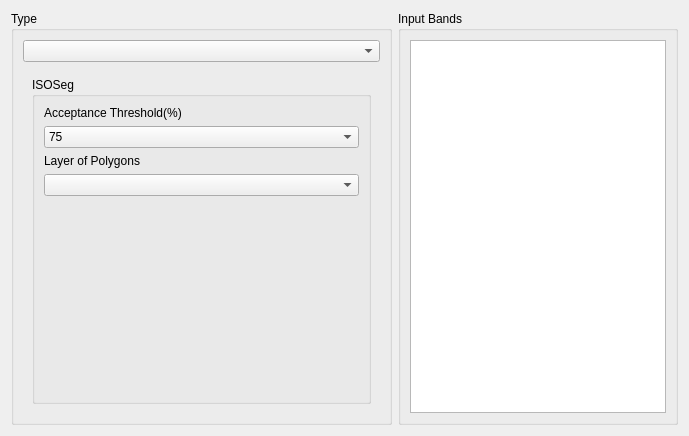
Above: src/terralib/qt/widgets/rp/ui/ClassifierWizardPageForm.ui from claudiobogossian/terralib5 before the change. Below: the same form after it.
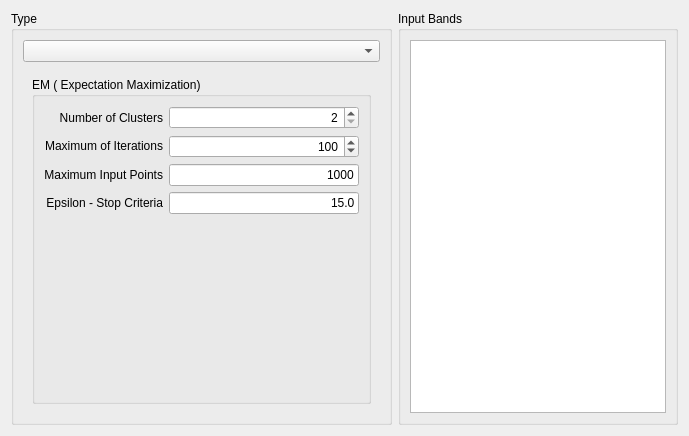
That is the form after the change. The open tabs and pages were chosen to show the change.

```diff
--- a/src/terralib/qt/widgets/rp/ui/ClassifierWizardPageForm.ui
+++ b/src/terralib/qt/widgets/rp/ui/ClassifierWizardPageForm.ui
@@ -287,19 +287,21 @@
                   <property name="title">
                    <string>MAP</string>
                   </property>
-                  <layout class="QGridLayout" name="gridLayout_23">
-                   <item row="0" column="0">
-                    <layout class="QGridLayout" name="gridLayout_22">
-                     <item row="0" column="0">
                       <layout class="QGridLayout" name="gridLayout_21">
                        <item row="0" column="0">
                         <layout class="QGridLayout" name="gridLayout_8">
                          <item row="0" column="0">
-                          <widget class="QLabel" name="label_6">
-                           <property name="text">
-                            <string>Acquire samples</string>
-                           </property>
-                          </widget>
+                      <spacer name="horizontalSpacer_2">
+                       <property name="orientation">
+                        <enum>Qt::Horizontal</enum>
+                       </property>
+                       <property name="sizeHint" stdset="0">
+                        <size>
+                         <width>40</width>
+                         <height>20</height>
+                        </size>
+                       </property>
+                      </spacer>
                          </item>
                          <item row="0" column="1">
                           <widget class="QToolButton" name="m_acquireToolButton">
@@ -314,9 +316,7 @@
                            </property>
                           </widget>
                          </item>
-                        </layout>
-                       </item>
-                       <item row="0" column="1">
+                     <item row="0" column="2">
                         <spacer name="horizontalSpacer">
                          <property name="orientation">
                           <enum>Qt::Horizontal</enum>
@@ -329,6 +329,139 @@
                          </property>
                         </spacer>
                        </item>
+                     <item row="1" column="0" colspan="3">
+                      <widget class="QTableWidget" name="m_mapTableWidget">
+                       <column>
+                        <property name="text">
+                         <string>Color</string>
+                        </property>
+                       </column>
+                       <column>
+                        <property name="text">
+                         <string>Label</string>
+                        </property>
+                       </column>
+                       <column>
+                        <property name="text">
+                         <string>Samples</string>
+                        </property>
+                       </column>
+                      </widget>
+                     </item>
+                    </layout>
+                   </item>
+                  </layout>
+                 </widget>
+                </item>
+               </layout>
+              </widget>
+              <widget class="QWidget" name="page_4">
+               <layout class="QGridLayout" name="gridLayout_26">
+                <item row="0" column="0">
+                 <widget class="QGroupBox" name="groupBox_6">
+                  <property name="title">
+                   <string>EM ( Expectation Maximization)</string>
+                  </property>
+                  <layout class="QGridLayout" name="gridLayout_25">
+                   <item row="0" column="0">
+                    <layout class="QGridLayout" name="gridLayout_22">
+                     <item row="0" column="0">
+                      <layout class="QGridLayout" name="gridLayout_23">
+                       <item row="0" column="0">
+                        <widget class="QLabel" name="label_6">
+                         <property name="text">
+                          <string>Number of Clusters</string>
+                         </property>
+                         <property name="alignment">
+                          <set>Qt::AlignRight|Qt::AlignTrailing|Qt::AlignVCenter</set>
+                         </property>
+                        </widget>
+                       </item>
+                       <item row="1" column="0">
+                        <widget class="QLabel" name="label_7">
+                         <property name="text">
+                          <string>Maximum of Iterations</string>
+                         </property>
+                         <property name="alignment">
+                          <set>Qt::AlignRight|Qt::AlignTrailing|Qt::AlignVCenter</set>
+                         </property>
+                        </widget>
+                       </item>
+                       <item row="2" column="0">
+                        <widget class="QLabel" name="label_8">
+                         <property name="text">
+                          <string>Maximum Input Points</string>
+                         </property>
+                         <property name="alignment">
+                          <set>Qt::AlignRight|Qt::AlignTrailing|Qt::AlignVCenter</set>
+                         </property>
+                        </widget>
+                       </item>
+                       <item row="3" column="0">
+                        <widget class="QLabel" name="label_9">
+                         <property name="text">
+                          <string>Epsilon - Stop Criteria</string>
+                         </property>
+                         <property name="alignment">
+                          <set>Qt::AlignRight|Qt::AlignTrailing|Qt::AlignVCenter</set>
+                         </property>
+                        </widget>
+                       </item>
+                      </layout>
+                     </item>
+                     <item row="0" column="1">
+                      <layout class="QGridLayout" name="gridLayout_24">
+                       <item row="0" column="0">
+                        <widget class="QSpinBox" name="m_emClusterSpinBox">
+                         <property name="alignment">
+                          <set>Qt::AlignRight|Qt::AlignTrailing|Qt::AlignVCenter</set>
+                         </property>
+                         <property name="minimum">
+                          <number>2</number>
+                         </property>
+                         <property name="value">
+                          <number>2</number>
+                         </property>
+                        </widget>
+                       </item>
+                       <item row="1" column="0">
+                        <widget class="QSpinBox" name="m_emIterationsSpinBox">
+                         <property name="alignment">
+                          <set>Qt::AlignRight|Qt::AlignTrailing|Qt::AlignVCenter</set>
+                         </property>
+                         <property name="minimum">
+                          <number>1</number>
+                         </property>
+                         <property name="maximum">
+                          <number>200</number>
+                         </property>
+                         <property name="value">
+                          <number>100</number>
+                         </property>
+                        </widget>
+                       </item>
+                       <item row="2" column="0">
+                        <widget class="QLineEdit" name="m_emMaxPointsLineEdit">
+                         <property name="text">
+                          <string>1000</string>
+                         </property>
+                         <property name="alignment">
+                          <set>Qt::AlignRight|Qt::AlignTrailing|Qt::AlignVCenter</set>
+                         </property>
+                        </widget>
+                       </item>
+                       <item row="3" column="0">
+                        <widget class="QLineEdit" name="m_emStopCriteriaLineEdit">
+                         <property name="text">
+                          <string>15.0</string>
+                         </property>
+                         <property name="alignment">
+                          <set>Qt::AlignRight|Qt::AlignTrailing|Qt::AlignVCenter</set>
+                         </property>
+                        </widget>
+                       </item>
+                      </layout>
+                     </item>
                       </layout>
                      </item>
                      <item row="1" column="0">
@@ -343,8 +476,6 @@
                         </size>
                        </property>
                       </spacer>
-                     </item>
-                    </layout>
                    </item>
                   </layout>
                  </widget>
```
Lines whose indentation alone changed are shown as unchanged.
